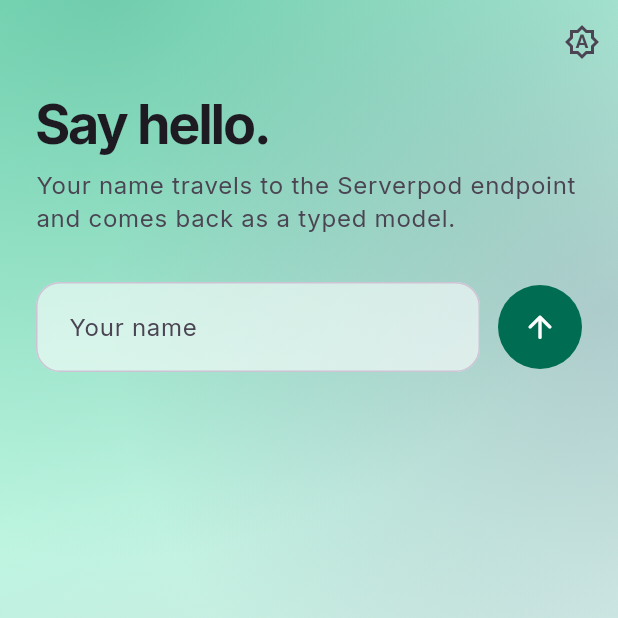
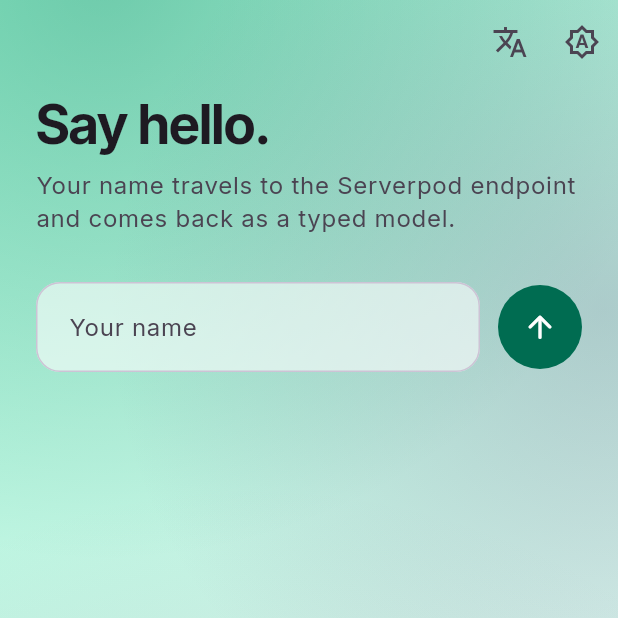
Before and after one commit to dekaos/flutter_full_stack, a Flutter app: the first screen one second after launch, on a phone screen of 412 x 824 dp, the top half of it. Run offline on Flutter 3.47's test engine with Material 3 defaults, Android fonts, the phone set to English and light mode, and no system bars; our stand-ins replace flutter_riverpod, go_router, google_fonts, riverpod_annotation; missing offline and left inert: serverpod, serverpod_auth_core_client, serverpod_auth_core_server, serverpod_auth_idp_client, serverpod_auth_idp_flutter, serverpod_auth_idp_server and 4 more; generated files the repository leaves out were written again.

Commit message:
feat: translate the app into English and Portuguese

````diff
--- a/flutter_full_stack_flutter/analysis_options.yaml
+++ b/flutter_full_stack_flutter/analysis_options.yaml
@@ -10,3 +10,6 @@ analyzer:
     - "**/*.g.dart"
     # theme_tailor emits *.tailor.dart, a second generated suffix.
     - "**/*.tailor.dart"
+    # flutter gen-l10n writes these; a third generated shape, and the
+    # only one the Flutter tool schedules rather than build_runner.
+    - "lib/l10n/app_localizations*.dart"
--- a/flutter_full_stack_flutter/lib/app/app.dart
+++ b/flutter_full_stack_flutter/lib/app/app.dart
@@ -1,5 +1,7 @@
 import 'package:flutter/material.dart';
+import 'package:flutter_full_stack_flutter/app/locale_controller.dart';
 import 'package:flutter_full_stack_flutter/app/router.dart';
+import 'package:flutter_full_stack_flutter/l10n/app_localizations.dart';
 import 'package:flutter_full_stack_flutter/theme/app_theme.dart';
 import 'package:flutter_full_stack_flutter/theme/theme_mode_controller.dart';
 import 'package:flutter_riverpod/flutter_riverpod.dart';
@@ -22,6 +24,12 @@ class App extends ConsumerWidget {
       // Defaults to ThemeMode.system, so leaving this alone already follows
       // the device. The provider is here to let a user override it.
       themeMode: ref.watch(themeModeControllerProvider),
+      // Same shape as themeMode: null means resolve from the platform, so
+      // following the device's language needs no code. The controller is only
+      // there so a user can override it.
+      locale: ref.watch(localeControllerProvider),
+      supportedLocales: AppLocalizations.supportedLocales,
+      localizationsDelegates: AppLocalizations.localizationsDelegates,
       routerConfig: router,
     );
   }
--- a/flutter_full_stack_flutter/lib/features/greetings/presentation/greetings_screen.dart
+++ b/flutter_full_stack_flutter/lib/features/greetings/presentation/greetings_screen.dart
@@ -1,8 +1,10 @@
 import 'dart:async';
 
 import 'package:flutter/material.dart';
+import 'package:flutter_full_stack_flutter/app/locale_controller.dart';
 import 'package:flutter_full_stack_flutter/core/text/stray_dead_key.dart';
 import 'package:flutter_full_stack_flutter/features/greetings/providers/greeting_controller.dart';
+import 'package:flutter_full_stack_flutter/l10n/app_localizations.dart';
 import 'package:flutter_full_stack_flutter/theme/app_tokens.dart';
 import 'package:flutter_full_stack_flutter/theme/aurora_backdrop.dart';
 import 'package:flutter_full_stack_flutter/theme/glass_surface.dart';
@@ -36,17 +38,25 @@ class _GreetingsScreenState extends ConsumerState<GreetingsScreen> {
 
   @override
   Widget build(BuildContext context) {
+    final l10n = AppLocalizations.of(context)!;
     final state = ref.watch(greetingControllerProvider);
     final mode = ref.watch(themeModeControllerProvider);
+    final locale = ref.watch(localeControllerProvider);
 
     return Scaffold(
       extendBodyBehindAppBar: true,
       appBar: AppBar(
         actions: [
           IconButton(
+            key: const Key('greeting-language'),
+            onPressed: ref.read(localeControllerProvider.notifier).cycle,
+            icon: const Icon(Icons.translate_outlined),
+            tooltip: l10n.languageTooltip(_languageName(l10n, locale)),
+          ),
+          IconButton(
             onPressed: ref.read(themeModeControllerProvider.notifier).cycle,
             icon: Icon(_iconFor(mode)),
-            tooltip: 'Theme: ${_labelFor(mode)}',
+            tooltip: l10n.themeTooltip(_themeName(l10n, mode)),
           ),
         ],
       ),
@@ -91,11 +101,21 @@ class _GreetingsScreenState extends ConsumerState<GreetingsScreen> {
     ThemeMode.dark => Icons.dark_mode_outlined,
   };
 
-  String _labelFor(ThemeMode mode) => switch (mode) {
-    ThemeMode.system => 'following the device',
-    ThemeMode.light => 'light',
-    ThemeMode.dark => 'dark',
+  String _themeName(AppLocalizations l10n, ThemeMode mode) => switch (mode) {
+    ThemeMode.system => l10n.themeModeSystem,
+    ThemeMode.light => l10n.themeModeLight,
+    ThemeMode.dark => l10n.themeModeDark,
   };
+
+  /// A locale's own name, never translated: a language picker that renders
+  /// every option in the language you are already reading is useless to
+  /// someone who cannot read it.
+  String _languageName(AppLocalizations l10n, Locale? locale) =>
+      switch (locale?.languageCode) {
+        'en' => l10n.languageEnglish,
+        'pt' => l10n.languagePortuguese,
+        _ => l10n.languageSystem,
+      };
 }
 
 class _Headline extends StatelessWidget {
@@ -104,12 +124,13 @@ class _Headline extends StatelessWidget {
   @override
   Widget build(BuildContext context) {
     final theme = Theme.of(context);
+    final l10n = AppLocalizations.of(context)!;
 
     return Column(
       crossAxisAlignment: CrossAxisAlignment.start,
       children: [
         Text(
-          'Say hello.',
+          l10n.headline,
           style: theme.textTheme.displaySmall?.copyWith(
             fontWeight: FontWeight.w700,
             letterSpacing: -1.5,
@@ -118,8 +139,7 @@ class _Headline extends StatelessWidget {
         ),
         const SizedBox(height: 10),
         Text(
-          'Your name travels to the Serverpod endpoint and comes back '
-          'as a typed model.',
+          l10n.tagline,
           style: theme.textTheme.bodyLarge?.copyWith(
             color: theme.colorScheme.onSurfaceVariant,
             height: 1.4,
@@ -152,8 +172,8 @@ class _NameField extends StatelessWidget {
             // Shim for a Flutter engine bug; delete with the helper once the
             // pinned Flutter carries the fix.
             inputFormatters: const [StrayDeadKeyFormatter()],
-            decoration: const InputDecoration(
-              labelText: 'Your name',
+            decoration: InputDecoration(
+              labelText: AppLocalizations.of(context)!.nameFieldLabel,
             ),
           ),
         ),
@@ -162,7 +182,7 @@ class _NameField extends StatelessWidget {
           key: const Key('greeting-send'),
           onPressed: onSubmit,
           icon: const Icon(Icons.arrow_upward_rounded),
-          tooltip: 'Send',
+          tooltip: AppLocalizations.of(context)!.sendTooltip,
           style: IconButton.styleFrom(
             minimumSize: const Size.square(56),
           ),
@@ -201,13 +221,13 @@ class _Response extends StatelessWidget {
         AsyncLoading() => const _Waiting(key: ValueKey('loading')),
         AsyncError(:final error) => _Card(
           key: const ValueKey('error'),
-          label: 'The call failed',
+          label: AppLocalizations.of(context)!.errorLabel,
           body: '$error',
           tint: theme.colorScheme.error,
         ),
         AsyncData(:final value) when value != null => _Card(
           key: const ValueKey('data'),
-          label: 'From the server',
+          label: AppLocalizations.of(context)!.responseLabel,
           body: value.toString(),
           tint: theme.colorScheme.primary,
         ),
@@ -236,7 +256,7 @@ class _Waiting extends StatelessWidget {
         ),
         const SizedBox(width: 12),
         Text(
-          'Calling the server',
+          AppLocalizations.of(context)!.callingServer,
           style: theme.textTheme.bodyMedium?.copyWith(
             color: theme.colorScheme.onSurfaceVariant,
           ),
--- /dev/null
+++ b/flutter_full_stack_flutter/lib/l10n/app_localizations.dart
@@ -0,0 +1,224 @@
+import 'dart:async';
+
+import 'package:flutter/foundation.dart';
+import 'package:flutter/widgets.dart';
+import 'package:flutter_localizations/flutter_localizations.dart';
+import 'package:intl/intl.dart' as intl;
+
+import 'app_localizations_en.dart';
+import 'app_localizations_pt.dart';
+
+// ignore_for_file: type=lint
+
+/// Callers can lookup localized strings with an instance of AppLocalizations
+/// returned by `AppLocalizations.of(context)`.
+///
+/// Applications need to include `AppLocalizations.delegate()` in their app's
+/// `localizationDelegates` list, and the locales they support in the app's
+/// `supportedLocales` list. For example:
+///
+/// ```dart
+/// import 'l10n/app_localizations.dart';
+///
+/// return MaterialApp(
+///   localizationsDelegates: AppLocalizations.localizationsDelegates,
+///   supportedLocales: AppLocalizations.supportedLocales,
+///   home: MyApplicationHome(),
+/// );
+/// ```
+///
+/// ## Update pubspec.yaml
+///
+/// Please make sure to update your pubspec.yaml to include the following
+/// packages:
+///
+/// ```yaml
+/// dependencies:
+///   # Internationalization support.
+///   flutter_localizations:
+///     sdk: flutter
+///   intl: any # Use the pinned version from flutter_localizations
+///
+///   # Rest of dependencies
+/// ```
+///
+/// ## iOS Applications
+///
+/// iOS applications define key application metadata, including supported
+/// locales, in an Info.plist file that is built into the application bundle.
+/// To configure the locales supported by your app, you’ll need to edit this
+/// file.
+///
+/// First, open your project’s ios/Runner.xcworkspace Xcode workspace file.
+/// Then, in the Project Navigator, open the Info.plist file under the Runner
+/// project’s Runner folder.
+///
+/// Next, select the Information Property List item, select Add Item from the
+/// Editor menu, then select Localizations from the pop-up menu.
+///
+/// Select and expand the newly-created Localizations item then, for each
+/// locale your application supports, add a new item and select the locale
+/// you wish to add from the pop-up menu in the Value field. This list should
+/// be consistent with the languages listed in the AppLocalizations.supportedLocales
+/// property.
+abstract class AppLocalizations {
+  AppLocalizations(String locale)
+    : localeName = intl.Intl.canonicalizedLocale(locale.toString());
+
+  final String localeName;
+
+  static AppLocalizations? of(BuildContext context) {
+    return Localizations.of<AppLocalizations>(context, AppLocalizations);
+  }
+
+  static const LocalizationsDelegate<AppLocalizations> delegate =
+      _AppLocalizationsDelegate();
+
+  /// A list of this localizations delegate along with the default localizations
+  /// delegates.
+  ///
+  /// Returns a list of localizations delegates containing this delegate along with
+  /// GlobalMaterialLocalizations.delegate, GlobalCupertinoLocalizations.delegate,
+  /// and GlobalWidgetsLocalizations.delegate.
+  ///
+  /// Additional delegates can be added by appending to this list in
+  /// MaterialApp. This list does not have to be used at all if a custom list
+  /// of delegates is preferred or required.
+  static const List<LocalizationsDelegate<dynamic>> localizationsDelegates =
+      <LocalizationsDelegate<dynamic>>[
+        delegate,
+        GlobalMaterialLocalizations.delegate,
+        GlobalCupertinoLocalizations.delegate,
+        GlobalWidgetsLocalizations.delegate,
+      ];
+
+  /// A list of this localizations delegate's supported locales.
+  static const List<Locale> supportedLocales = <Locale>[
+    Locale('en'),
+    Locale('pt'),
+  ];
+
+  /// Main heading on the greetings screen.
+  ///
+  /// In en, this message translates to:
+  /// **'Say hello.'**
+  String get headline;
+
+  /// Sentence under the heading explaining what the screen does.
+  ///
+  /// In en, this message translates to:
+  /// **'Your name travels to the Serverpod endpoint and comes back as a typed model.'**
+  String get tagline;
+
+  /// Label of the text field the user types a name into.
+  ///
+  /// In en, this message translates to:
+  /// **'Your name'**
+  String get nameFieldLabel;
+
+  /// Tooltip on the button that sends the name to the server.
+  ///
+  /// In en, this message translates to:
+  /// **'Send'**
+  String get sendTooltip;
+
+  /// Caption above a successful response. Shown upper-cased.
+  ///
+  /// In en, this message translates to:
+  /// **'From the server'**
+  String get responseLabel;
+
+  /// Caption above an error response. Shown upper-cased.
+  ///
+  /// In en, this message translates to:
+  /// **'The call failed'**
+  String get errorLabel;
+
+  /// Shown while the request is in flight.
+  ///
+  /// In en, this message translates to:
+  /// **'Calling the server'**
+  String get callingServer;
+
+  /// Tooltip on the theme switch button.
+  ///
+  /// In en, this message translates to:
+  /// **'Theme: {mode}'**
+  String themeTooltip(String mode);
+
+  /// Theme is whatever the device asks for.
+  ///
+  /// In en, this message translates to:
+  /// **'following the device'**
+  String get themeModeSystem;
+
+  /// Theme is pinned to light.
+  ///
+  /// In en, this message translates to:
+  /// **'light'**
+  String get themeModeLight;
+
+  /// Theme is pinned to dark.
+  ///
+  /// In en, this message translates to:
+  /// **'dark'**
+  String get themeModeDark;
+
+  /// Tooltip on the language switch button.
+  ///
+  /// In en, this message translates to:
+  /// **'Language: {name}'**
+  String languageTooltip(String name);
+
+  /// Language is whatever the device asks for.
+  ///
+  /// In en, this message translates to:
+  /// **'following the device'**
+  String get languageSystem;
+
+  /// Name of the English locale.
+  ///
+  /// In en, this message translates to:
+  /// **'English'**
+  String get languageEnglish;
+
+  /// Name of the Portuguese locale, in that language.
+  ///
+  /// In en, this message translates to:
+  /// **'Português'**
+  String get languagePortuguese;
+}
+
+class _AppLocalizationsDelegate
+    extends LocalizationsDelegate<AppLocalizations> {
+  const _AppLocalizationsDelegate();
+
+  @override
+  Future<AppLocalizations> load(Locale locale) {
+    return SynchronousFuture<AppLocalizations>(lookupAppLocalizations(locale));
+  }
+
+  @override
+  bool isSupported(Locale locale) =>
+      <String>['en', 'pt'].contains(locale.languageCode);
+
+  @override
+  bool shouldReload(_AppLocalizationsDelegate old) => false;
+}
+
+AppLocalizations lookupAppLocalizations(Locale locale) {
+  // Lookup logic when only language code is specified.
+  switch (locale.languageCode) {
+    case 'en':
+      return AppLocalizationsEn();
+    case 'pt':
+      return AppLocalizationsPt();
+  }
+
+  throw FlutterError(
+    'AppLocalizations.delegate failed to load unsupported locale "$locale". This is likely '
+    'an issue with the localizations generation tool. Please file an issue '
+    'on GitHub with a reproducible sample app and the gen-l10n configuration '
+    'that was used.',
+  );
+}
````
Also changed, not shown: flutter_full_stack_flutter/l10n.yaml (added, +11 -0 lines), flutter_full_stack_flutter/lib/app/locale_controller.dart (added, +32 -0 lines), flutter_full_stack_flutter/lib/l10n/app_en.arb (added, +78 -0 lines), flutter_full_stack_flutter/lib/l10n/app_localizations_en.dart (added, +61 -0 lines), flutter_full_stack_flutter/lib/l10n/app_localizations_pt.dart (added, +61 -0 lines), flutter_full_stack_flutter/lib/l10n/app_pt.arb (added, +19 -0 lines), flutter_full_stack_flutter/pubspec.yaml (+7 -0 lines), flutter_full_stack_flutter/lib/app/locale_controller.g.dart (added), 6 other files.
